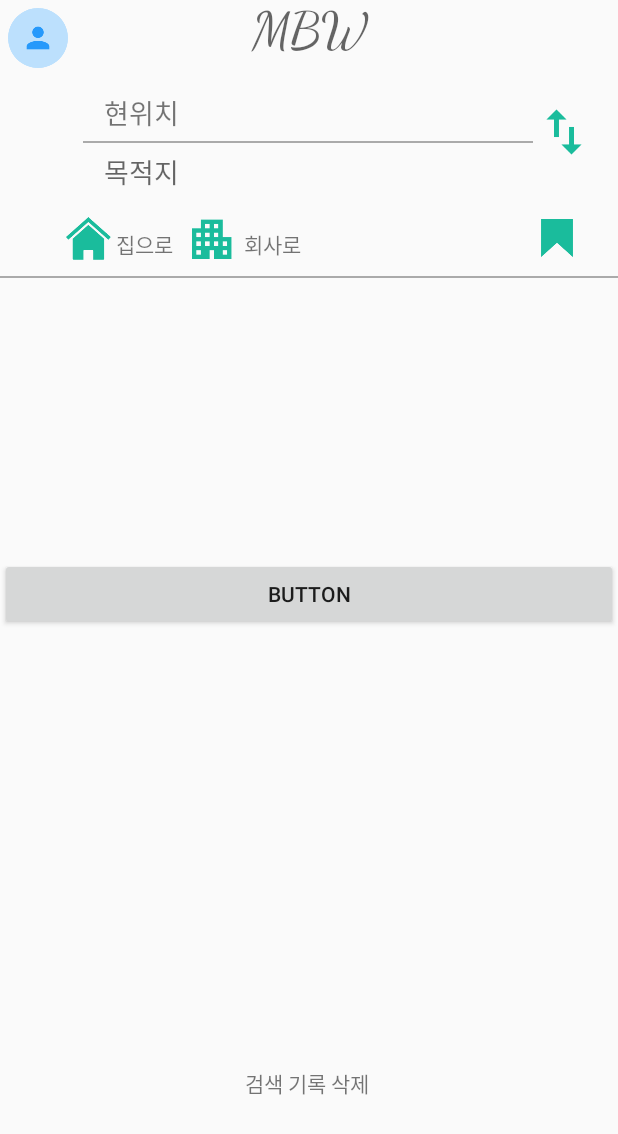
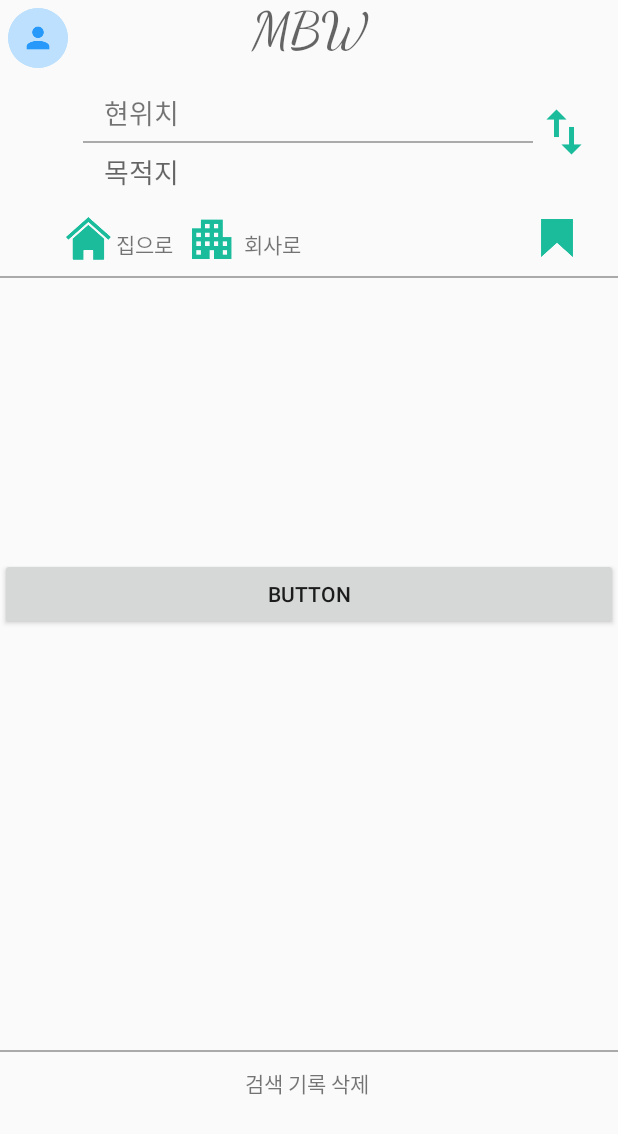
Before and after one commit to hyennneee/MBW, an Android app: the layout activity_main.xml on its own in the app's theme, with its tools: preview values and no code run, on a phone screen of 412 x 824 dp. Shown: the top 1134 px of the screen. Run offline under Robolectric (Android 15) with nearby library versions, the phone set to English and light mode, and no system bars.

Commit message:
Add deleteView

```diff
--- a/app/src/main/java/com/example/mbw/MainActivity.java
+++ b/app/src/main/java/com/example/mbw/MainActivity.java
@@ -43,9 +43,7 @@ public class MainActivity extends AppCompatActivity {
         destination = findViewById(R.id.destinationText);
         exTV = findViewById(R.id.exampleTV);
         exTV2 = findViewById(R.id.exampleTV2);
-        Places.initialize(getApplicationContext(), "AIzaSyB9Mr6iX5Dm-Xck6i_LKLhbVvZVcQ8dFyY");
-        //TMapTapi tmaptapi = new TMapTapi(this);
-        //tmaptapi.setSKTMapAuthentication ("l7xxbcd1d4f9f0984e8b99466490a2b372b7");
+        Places.initialize(getApplicationContext(), "api_key");
 
         //PlacesClient placesClient = Places.createClient(this);
 
--- a/app/src/main/res/layout/activity_main.xml
+++ b/app/src/main/res/layout/activity_main.xml
@@ -51,6 +51,19 @@
         app:layout_constraintHorizontal_bias="0.43"
         app:layout_constraintStart_toStartOf="parent"
         app:layout_constraintTop_toTopOf="parent" />
+
+    <View
+        android:id="@+id/view"
+        android:layout_width="300dp"
+        android:layout_height="1dp"
+        android:layout_marginStart="50dp"
+        android:layout_marginLeft="50dp"
+        android:layout_marginTop="5dp"
+        android:background="@android:color/darker_gray"
+        app:layout_constraintEnd_toEndOf="parent"
+        app:layout_constraintHorizontal_bias="0.081"
+        app:layout_constraintStart_toStartOf="parent"
+        app:layout_constraintTop_toBottomOf="@+id/departureText" />
 
     <TextView
         android:id="@+id/destinationText"
@@ -200,17 +213,17 @@
         app:layout_constraintStart_toStartOf="parent"
         app:layout_constraintTop_toTopOf="parent" />
 
+
     <View
-        android:id="@+id/view"
-        android:layout_width="300dp"
+        android:id="@+id/deleteView"
+        android:layout_width="match_parent"
         android:layout_height="1dp"
-        android:layout_marginStart="50dp"
-        android:layout_marginLeft="50dp"
-        android:layout_marginTop="5dp"
+        android:layout_marginTop="700dp"
         android:background="@android:color/darker_gray"
         app:layout_constraintEnd_toEndOf="parent"
         app:layout_constraintHorizontal_bias="0.081"
         app:layout_constraintStart_toStartOf="parent"
-        app:layout_constraintTop_toBottomOf="@+id/departureText" />
+        app:layout_constraintTop_toTopOf="parent" />
+
 
 </androidx.constraintlayout.widget.ConstraintLayout>
--- a/app/src/main/res/values/styles.xml
+++ b/app/src/main/res/values/styles.xml
@@ -1,7 +1,7 @@
 <resources>
 
     <!-- Base application theme. -->
-    <style name="AppTheme" parent="Theme.AppCompat.Light.DarkActionBar">
+    <style name="AppTheme" parent="Theme.AppCompat.Light.NoActionBar">
         <!-- Customize your theme here. -->
         <item name="colorPrimary">@color/colorPrimary</item>
         <item name="colorPrimaryDark">@color/colorPrimaryDark</item>
```
